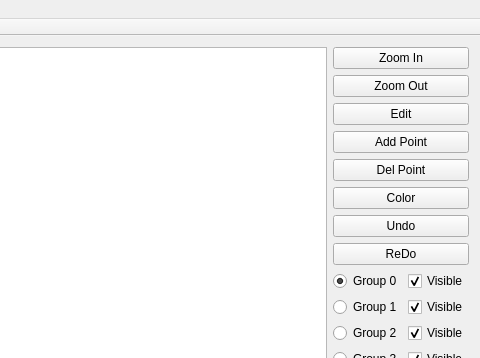
Before: the Qt Designer form Geo_GUI_Application/mainwindow.ui in IvanSevilla/GAT, drawn with Qt 5; both pictures show x 326 to 806 and y 0 to 358 of the 806 by 547 pixel window.
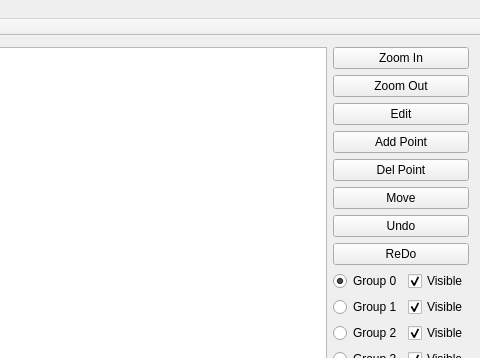
After: the same form once the commit is applied.

The edit to the form file:
```diff
--- a/Geo_GUI_Application/mainwindow.ui
+++ b/Geo_GUI_Application/mainwindow.ui
@@ -130,7 +130,7 @@
           <item>
            <widget class="QPushButton" name="Btn_Color">
             <property name="text">
-             <string>Color</string>
+             <string>Move</string>
             </property>
             <property name="flat">
              <bool>false</bool>
```
Left out of the diff: 2 changed lines with no effect on the pictures.
